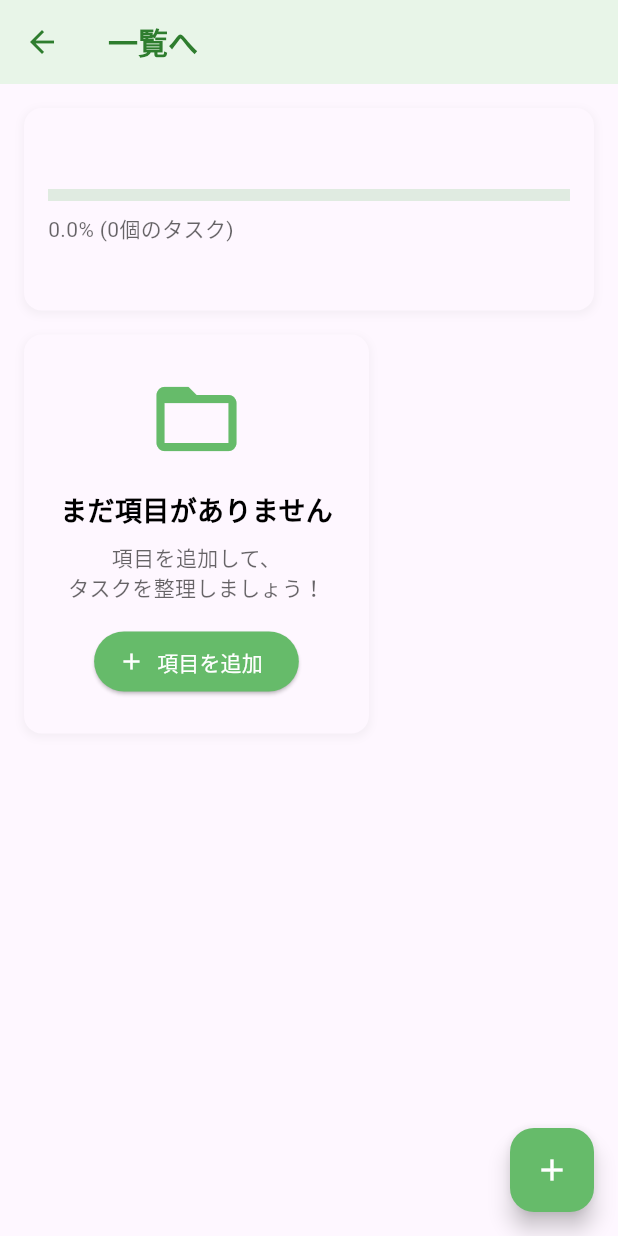
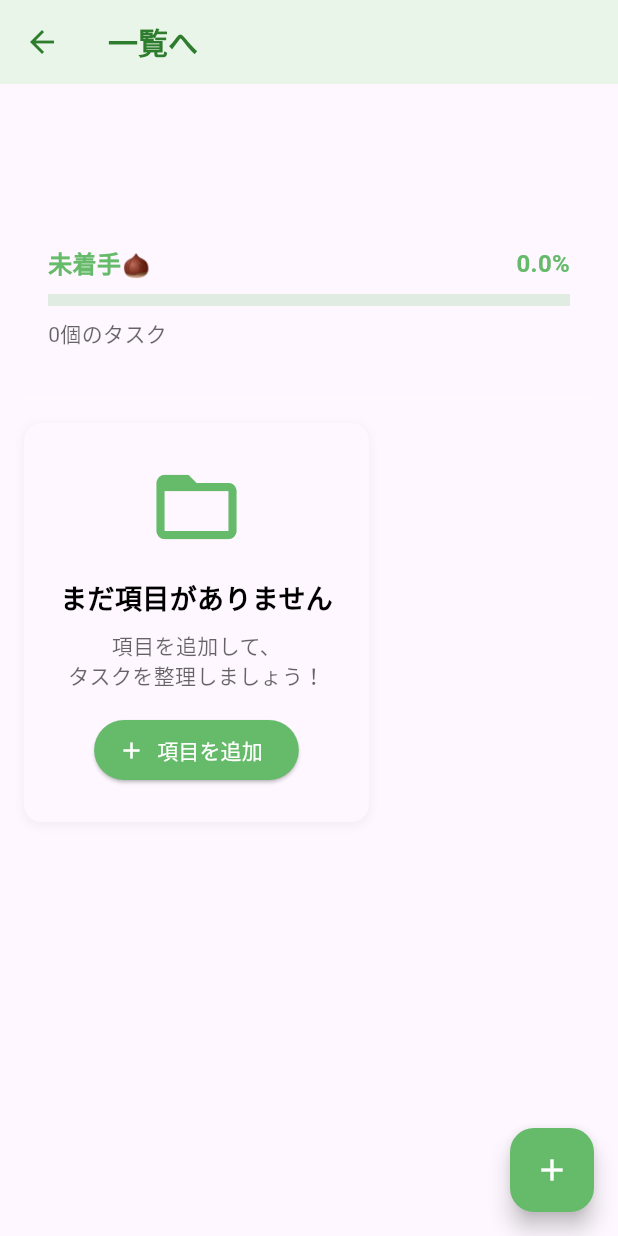
Before and after one commit to IT-Engineer-K/yutrutasu, a Flutter app: the YaruKotoDetailView screen opened directly with empty values, on a phone screen of 412 x 824 dp. Run offline on Flutter 3.47's test engine with Material 3 defaults, Android fonts, the phone set to English and light mode, and no system bars; our stand-ins replace flutter_dotenv, shared_preferences; accounts and stored records are empty; generated files the repository leaves out were written again; Roboto replaces fonts that are missing (NotoSansJP).

Commit message:
詳細ページで上のカードとの識別をしやすく。カード要素をなくした。

```diff
--- a/lib/src/views/yaru_koto_detail_view.dart
+++ b/lib/src/views/yaru_koto_detail_view.dart
@@ -43,7 +43,15 @@ class YaruKotoDetailView extends StatelessWidget {
               child: Column(
                 crossAxisAlignment: CrossAxisAlignment.start,
                 children: [
-                  _ProgressCard(yaruKoto: currentYaruKoto),
+                  _ProjectHeader(yaruKoto: currentYaruKoto),
+                  const SizedBox(height: 16),
+                  // 区切り線
+                  Container(
+                    height: 1,
+                    decoration: BoxDecoration(
+                      color: theme.colorScheme.outline.withOpacity(0.2),
+                    ),
+                  ),
                   const SizedBox(height: 16),
                   _EmptyItemsWidget(
                     onAddItem: () => _showAddItemDialog(context),
@@ -55,14 +63,21 @@ class YaruKotoDetailView extends StatelessWidget {
 
           return Column(
             children: [
+              // プロジェクト情報ヘッダー
+              _ProjectHeader(yaruKoto: currentYaruKoto),
+
+              // 区切り線
               Container(
-                padding: const EdgeInsets.all(16),
-                child: _ProgressCard(yaruKoto: currentYaruKoto),
+                height: 1,
+                margin: const EdgeInsets.symmetric(horizontal: 16),
+                decoration: BoxDecoration(
+                  color: theme.colorScheme.outline.withOpacity(0.2),
+                ),
               ),
 
               Expanded(
                 child: ListView.builder(
-                  padding: const EdgeInsets.symmetric(horizontal: 16),
+                  padding: const EdgeInsets.symmetric(horizontal: 16, vertical: 16),
                   itemCount: currentYaruKoto.items.length + 1,
                   itemBuilder: (context, index) {
                     if (index == currentYaruKoto.items.length) {
@@ -135,8 +150,8 @@ class YaruKotoDetailView extends StatelessWidget {
   }
 }
 
-class _ProgressCard extends StatelessWidget {
-  const _ProgressCard({required this.yaruKoto});
+class _ProjectHeader extends StatelessWidget {
+  const _ProjectHeader({required this.yaruKoto});
 
   final YaruKoto yaruKoto;
 
@@ -145,36 +160,52 @@ class _ProgressCard extends StatelessWidget {
     final theme = Theme.of(context);
     return Container(
       padding: const EdgeInsets.all(16),
-      decoration: BoxDecoration(
-        color: theme.cardColor,
-        borderRadius: BorderRadius.circular(12),
-        boxShadow: [
-          BoxShadow(
-            color: Colors.grey.withOpacity(0.1),
-            spreadRadius: 1,
-            blurRadius: 4,
-            offset: const Offset(0, 2),
-          ),
-        ],
-      ),
       child: Column(
         crossAxisAlignment: CrossAxisAlignment.start,
         children: [
+          // プロジェクトタイトル
+          Text(
+            yaruKoto.title,
+            style: TextStyle(
+              fontSize: 24,
+              fontWeight: FontWeight.bold,
+              color: theme.colorScheme.primary,
+            ),
+          ),
+          if (yaruKoto.description != null) ...[
+            const SizedBox(height: 4),
+            Text(
+              yaruKoto.description!,
+              style: TextStyle(
+                fontSize: 16,
+                color: theme.colorScheme.onSurface.withOpacity(0.7),
+              ),
+            ),
+          ],
+          const SizedBox(height: 16),
+          // 進捗情報
           Row(
+            mainAxisAlignment: MainAxisAlignment.spaceBetween,
             children: [
-              Expanded(
-                child: Text(
-                  yaruKoto.title,
-                  style: TextStyle(
-                    fontSize: 18,
-                    fontWeight: FontWeight.bold,
-                    color: theme.colorScheme.primary,
-                  ),
+              Text(
+                yaruKoto.progressLabel,
+                style: TextStyle(
+                  fontSize: 16,
+                  fontWeight: FontWeight.w600,
+                  color: theme.colorScheme.primary,
+                ),
+              ),
+              Text(
+                '${yaruKoto.progressPercentage.toStringAsFixed(1)}%',
+                style: TextStyle(
+                  fontSize: 16,
+                  fontWeight: FontWeight.w600,
+                  color: theme.colorScheme.primary,
                 ),
               ),
             ],
           ),
-          const SizedBox(height: 12),
+          const SizedBox(height: 8),
           LinearProgressIndicator(
             value: yaruKoto.progressPercentage / 100,
             backgroundColor: theme.colorScheme.primary.withOpacity(0.2),
@@ -183,22 +214,12 @@ class _ProgressCard extends StatelessWidget {
           ),
           const SizedBox(height: 8),
           Text(
-            '${yaruKoto.progressPercentage.toStringAsFixed(1)}% (${yaruKoto.totalTaskCount}個のタスク)',
+            '${yaruKoto.totalTaskCount}個のタスク',
             style: TextStyle(
               fontSize: 14,
               color: theme.colorScheme.onSurface.withOpacity(0.6),
             ),
           ),
-          if (yaruKoto.description != null) ...[
-            const SizedBox(height: 8),
-            Text(
-              yaruKoto.description!,
-              style: TextStyle(
-                fontSize: 14,
-                color: theme.colorScheme.onSurface.withOpacity(0.6),
-              ),
-            ),
-          ],
         ],
       ),
     );
--- a/lib/src/views/yaru_koto_list_view.dart
+++ b/lib/src/views/yaru_koto_list_view.dart
@@ -219,10 +219,7 @@ class _YaruKotoListViewState extends State<YaruKotoListView> {
               Navigator.of(context).pop();
             },
             style: TextButton.styleFrom(foregroundColor: theme.colorScheme.error),
-            child: Text(
-              '削除',
-              style: TextStyle(color: theme.colorScheme.onPrimary),
-            ),
+            child: const Text('削除'),
           ),
         ],
       ),
```
